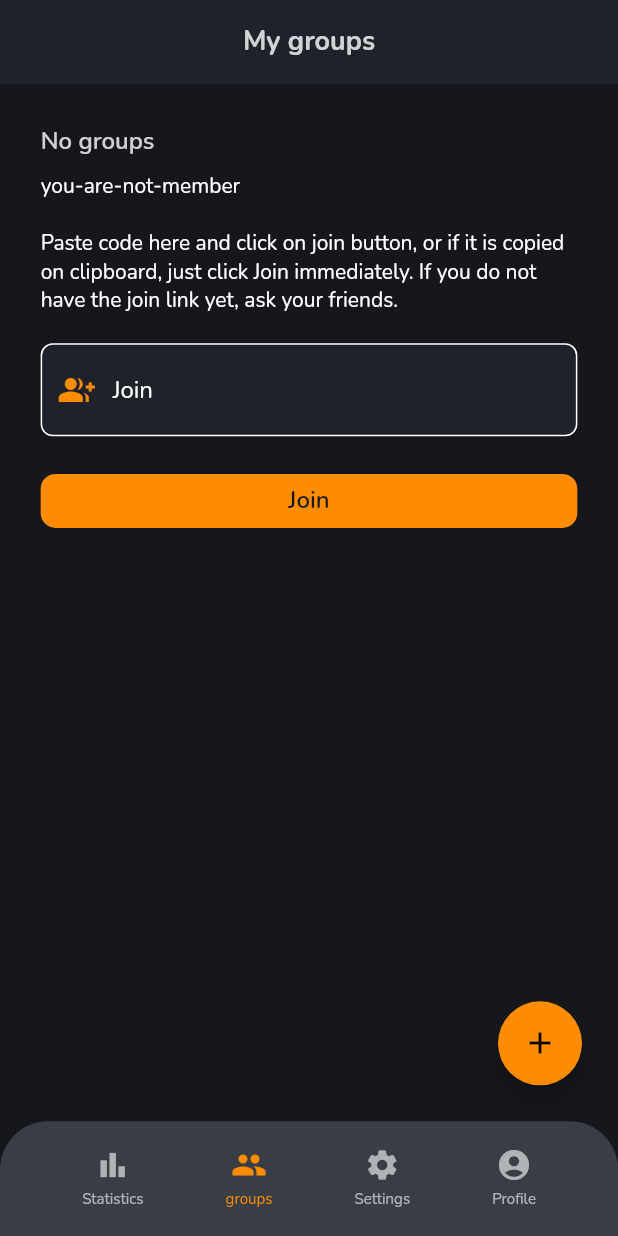
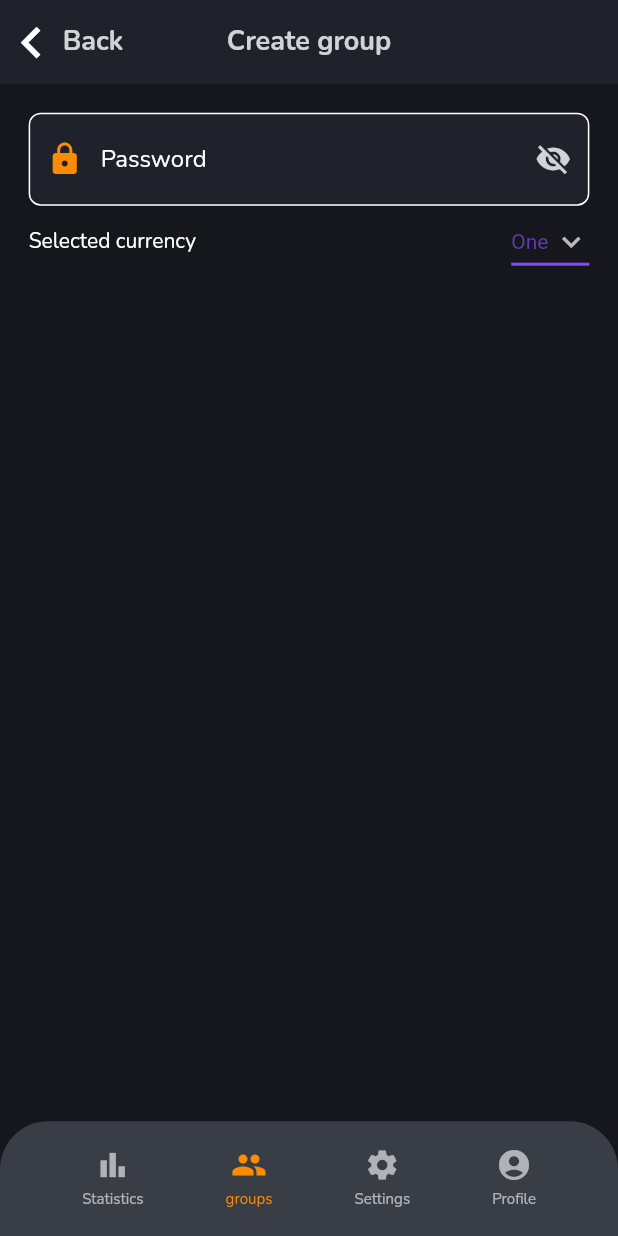
Before and after one commit to havasig/spendingShare, a Flutter app: the screen it shows once a user with an empty profile is signed in, item 2 of the bottom bar chosen, after a tap on the "add" icon, on a phone screen of 412 x 824 dp. Run offline on Flutter 3.47's test engine with Material 2 defaults, Android fonts, the phone set to English and light mode, and no system bars; our stand-ins replace cloud_firestore, firebase_auth, firebase_core, flutter_screenutil, flutter_svg, get and 4 more; accounts and stored records are empty; statements that could not run were skipped.

Commit message:
things plus currency_converter

```diff
--- a/assets/lang/en_US.json
+++ b/assets/lang/en_US.json
@@ -33,6 +33,10 @@
   "close": "Close",
   "user-is-taken": "User is taken",
   "user-is-taken-text": "Someone already using this user. Choose yourserlf, or sort it out with your friends, who you are.",
-  "sign-up-failed": "Sign up failed"
+  "sign-up-failed": "Sign up failed",
+  "selected_currency": "Selected currency",
+  "group_color": "Group color",
+  "group_logo": "Group logo",
+  "create_group": "Create group"
 
 }
--- /dev/null
+++ b/lib/ui/groups/create_group_page.dart
@@ -0,0 +1,58 @@
+import 'package:cloud_firestore/cloud_firestore.dart';
+import 'package:flutter/material.dart';
+import 'package:get/get_utils/src/extensions/internacionalization.dart';
+import 'package:spending_share/ui/groups/helpers/select_currency.dart';
+import 'package:spending_share/ui/widgets/input_field.dart';
+import 'package:spending_share/ui/widgets/spending_share_appbar.dart';
+import 'package:spending_share/ui/widgets/spending_share_bottom_navigation_bar.dart';
+import 'package:spending_share/utils/screen_util_helper.dart';
+import 'package:spending_share/utils/text_validator.dart';
+
+class CreateGroupPage extends StatefulWidget {
+  const CreateGroupPage({Key? key, required this.firestore}) : super(key: key);
+
+  final FirebaseFirestore firestore;
+
+  @override
+  State<CreateGroupPage> createState() => _CreateGroupPageState();
+}
+
+class _CreateGroupPageState extends State<CreateGroupPage> {
+  final FocusNode _groupNameFocusNode = FocusNode();
+  final bool _groupNameHadFocus = false;
+  final TextEditingController _groupNameTextEditingController = TextEditingController();
+
+  String? get _errorText {
+    // TODO fix validators
+    TextValidator.validateEmptyText(_groupNameTextEditingController.value.text);
+  }
+
+  @override
+  Widget build(BuildContext context) {
+    return Scaffold(
+      appBar: SpendingShareAppBar(titleText: 'create_group'.tr),
+      body: Padding(
+        padding: EdgeInsets.all(h(16)),
+        child: Column(
+          children: [
+            InputField(
+              key: const Key('group_name_input'),
+              focusNode: _groupNameFocusNode,
+              textEditingController: _groupNameTextEditingController,
+              isPasswordField: true,
+              labelText: 'password'.tr,
+              hintText: 'your-password'.tr,
+              onChanged: (text) => setState(() {}),
+              errorText: _groupNameHadFocus ? _errorText : null,
+            ),
+            SelectCurrency(),
+          ],
+        ),
+      ),
+      bottomNavigationBar: SpendingShareBottomNavigationBar(
+        selectedIndex: 1,
+        firestore: widget.firestore,
+      ),
+    );
+  }
+}
--- /dev/null
+++ b/lib/ui/groups/helpers/select_currency.dart
@@ -0,0 +1,43 @@
+import 'package:flutter/material.dart';
+import 'package:get/get_utils/src/extensions/internacionalization.dart';
+
+class SelectCurrency extends StatefulWidget {
+  const SelectCurrency({Key? key}) : super(key: key);
+
+  @override
+  State<SelectCurrency> createState() => _SelectCurrencyState();
+}
+
+class _SelectCurrencyState extends State<SelectCurrency> {
+  @override
+  Widget build(BuildContext context) {
+    String dropdownValue = 'One';
+    return Row(
+      mainAxisAlignment: MainAxisAlignment.spaceBetween,
+      children: [
+        Text('selected_currency'.tr),
+        DropdownButton<String>(
+          value: dropdownValue,
+          icon: const Icon(Icons.keyboard_arrow_down_outlined),
+          elevation: 16,
+          style: const TextStyle(color: Colors.deepPurple),
+          underline: Container(
+            height: 2,
+            color: Colors.deepPurpleAccent,
+          ),
+          onChanged: (String? newValue) {
+            setState(() {
+              dropdownValue = newValue!;
+            });
+          },
+          items: <String>['One', 'Two', 'Free', 'Four'].map<DropdownMenuItem<String>>((String value) {
+            return DropdownMenuItem<String>(
+              value: value,
+              child: Text(value),
+            );
+          }).toList(),
+        )
+      ],
+    );
+  }
+}
--- a/lib/ui/groups/join_page.dart
+++ b/lib/ui/groups/join_page.dart
@@ -4,7 +4,7 @@ import 'package:get/get_utils/src/extensions/internacionalization.dart';
 import 'package:spending_share/ui/constants/color_constants.dart';
 import 'package:spending_share/ui/constants/text_style_constants.dart';
 import 'package:spending_share/ui/widgets/button.dart';
-import 'package:spending_share/ui/widgets/create_group_fab.dart';
+import 'package:spending_share/ui/groups/helpers/create_group_fab.dart';
 import 'package:spending_share/ui/widgets/input_field.dart';
 import 'package:spending_share/ui/widgets/spending_share_appbar.dart';
 import 'package:spending_share/ui/widgets/spending_share_bottom_navigation_bar.dart';
@@ -30,7 +30,7 @@ class JoinPage extends StatelessWidget {
           child: Column(
             children: [
               Padding(
-                padding: const EdgeInsets.all(8.0),
+                padding: EdgeInsets.all(h(8)),
                 child: Column(
                   crossAxisAlignment: CrossAxisAlignment.start,
                   children: [
@@ -67,7 +67,7 @@ class JoinPage extends StatelessWidget {
           ),
         ),
       ),
-      floatingActionButton: const CreateGroupFab(),
+      floatingActionButton: CreateGroupFab(firestore: firestore),
       bottomNavigationBar: SpendingShareBottomNavigationBar(
         key: const Key('bottom_navigation'),
         selectedIndex: 1,
--- a/lib/ui/groups/my_groups_page.dart
+++ b/lib/ui/groups/my_groups_page.dart
@@ -8,9 +8,9 @@ import 'package:spending_share/models/group.dart';
 import 'package:spending_share/ui/constants/color_constants.dart';
 import 'package:spending_share/ui/constants/text_style_constants.dart';
 import 'package:spending_share/ui/groups/group_details_page.dart';
+import 'package:spending_share/ui/groups/helpers/create_group_fab.dart';
 import 'package:spending_share/ui/groups/join_page.dart';
 import 'package:spending_share/ui/widgets/button.dart';
-import 'package:spending_share/ui/widgets/create_group_fab.dart';
 import 'package:spending_share/ui/widgets/group_icon.dart';
 import 'package:spending_share/ui/widgets/input_field.dart';
 import 'package:spending_share/ui/widgets/spending_share_appbar.dart';
@@ -68,7 +68,7 @@ class NoGroupsYet extends StatelessWidget {
           child: Column(
             children: [
               Padding(
-                padding: const EdgeInsets.all(8.0),
+                padding: EdgeInsets.all(h(8)),
                 child: Column(
                   crossAxisAlignment: CrossAxisAlignment.start,
                   children: [
@@ -110,7 +110,7 @@ class NoGroupsYet extends StatelessWidget {
           ),
         ),
       ),
-      floatingActionButton: const CreateGroupFab(),
+      floatingActionButton: CreateGroupFab(firestore: firestore),
       bottomNavigationBar: SpendingShareBottomNavigationBar(
         key: const Key('bottom_navigation'),
         selectedIndex: 1,
@@ -138,7 +138,7 @@ class HaveGroups extends StatelessWidget {
         onForward: () => Get.to(() => JoinPage(firestore: firestore)),
       ),
       body: Padding(
-        padding: const EdgeInsets.all(16),
+        padding: EdgeInsets.all(h(16)),
         child: Container(
           alignment: Alignment.topLeft,
           child: Wrap(
@@ -154,7 +154,7 @@ class HaveGroups extends StatelessWidget {
                   .toList()),
         ),
       ),
-      floatingActionButton: const CreateGroupFab(),
+      floatingActionButton: CreateGroupFab(firestore: firestore),
       bottomNavigationBar: SpendingShareBottomNavigationBar(
         key: const Key('bottom_navigation'),
         selectedIndex: 1,
--- a/lib/ui/widgets/group_icon.dart
+++ b/lib/ui/widgets/group_icon.dart
@@ -2,6 +2,7 @@ import 'package:flutter/material.dart';
 import 'package:spending_share/models/group.dart';
 import 'package:spending_share/ui/constants/text_style_constants.dart';
 import 'package:spending_share/utils/globals.dart' as globals;
+import 'package:spending_share/utils/screen_util_helper.dart';
 
 class GroupIcon extends StatelessWidget {
   final VoidCallback onTap;
@@ -34,7 +35,7 @@ class GroupIcon extends StatelessWidget {
                 borderRadius: BorderRadius.circular(1000),
                 onTap: onTap,
                 child: Padding(
-                  padding: EdgeInsets.all(width),
+                  padding: EdgeInsets.all(h(width)),
                   child: Icon(
                     globals.icons[group.icon] ?? Icons.group,
                     size: 30,
```
Also changed, not shown: lib/ui/groups/helpers/create_group_fab.dart (renamed from lib/ui/widgets/create_group_fab.dart, +8 -2 lines), lib/ui/widgets/input_field.dart (+0 -60 lines), lib/ui/widgets/temporary/currency_converter.dart (added, +157 -0 lines).
